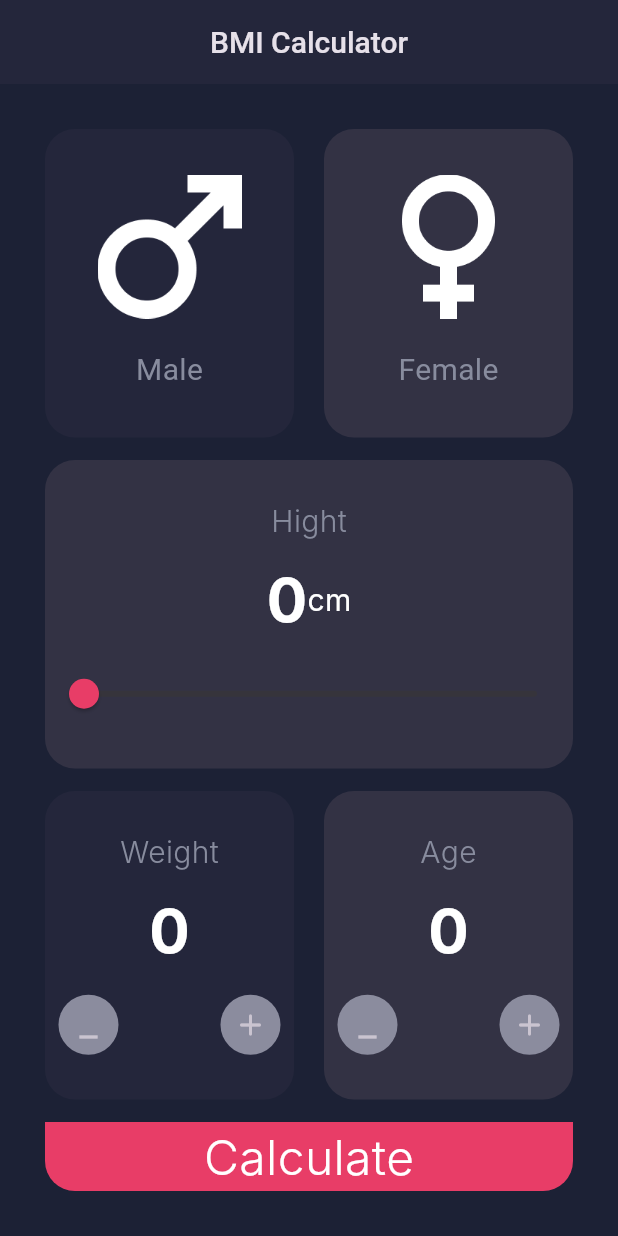
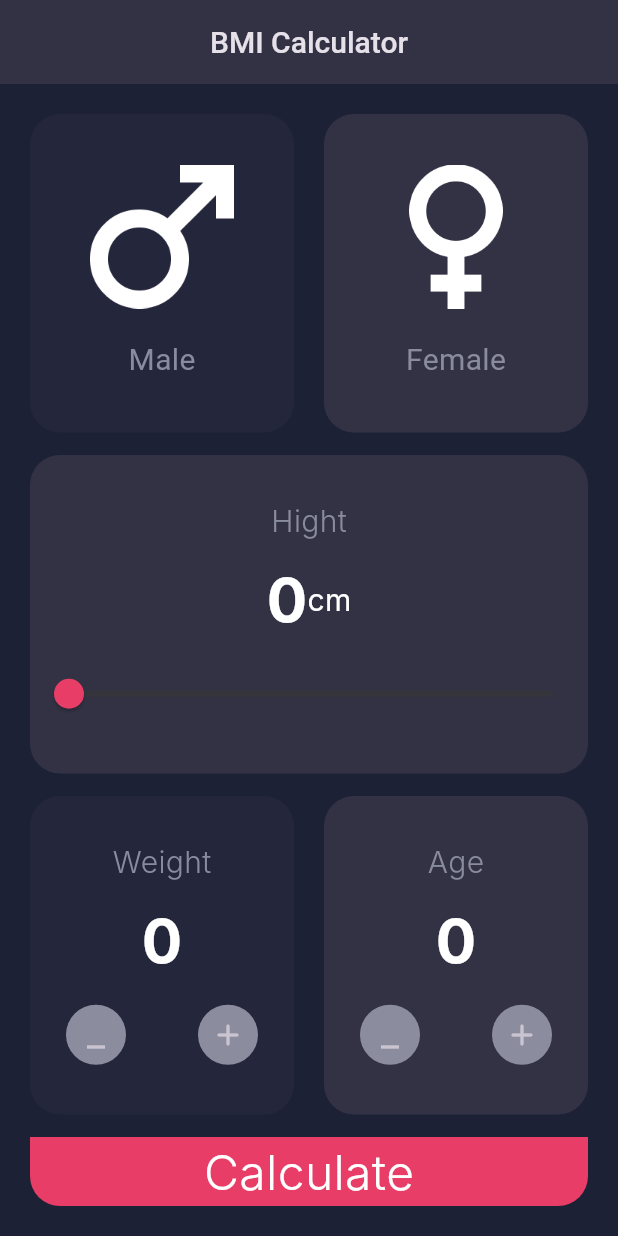
Before and after one commit to Broken2o/BMI_Calculator, a Flutter app: the screen it shows after launch, on a phone screen of 412 x 824 dp. Run offline on Flutter 3.47's test engine with Material 3 defaults, Android fonts, the phone set to English and light mode, and no system bars; Roboto replaces fonts that are missing (Inter).

Commit message:
finish app

```diff
--- a/lib/views/home.dart
+++ b/lib/views/home.dart
@@ -21,7 +21,7 @@ class _HomeScreenState extends State<HomeScreen> {
   Widget build(BuildContext context) {
     return Scaffold(
       appBar: AppBar(
-          backgroundColor: const Color(0xff24263B),
+          backgroundColor: const Color(0xff333244),
        centerTitle: true,
       title: const Text(
         "BMI Calculator",
@@ -32,7 +32,7 @@ class _HomeScreenState extends State<HomeScreen> {
       body: Container(
         color: const Color(0xff1C2135),
         child: Padding(
-          padding: const EdgeInsets.all(30.0),
+          padding: const EdgeInsets.all(20.0),
           child: Column(
             children: [
               Expanded(
@@ -205,12 +205,12 @@ class _HomeScreenState extends State<HomeScreen> {
                   classification = "Underweight";
                   description = "You Have A Underweight Body Weight ";
                 }
-                else if (result <26.0)
+                else if (result <25.1)
                 {
                   classification = "Normal";
                   description = "You Have A Normal Body Weight , Good Job";
                 }
-                else if (result <31.0)
+                else if (result <30.1)
                 {
                   classification = "Overweight";
                   description = "You Have A Overweight Body Weight ";
--- a/lib/views/result.dart
+++ b/lib/views/result.dart
@@ -19,7 +19,7 @@ class _ResultScreenState extends State<ResultScreen> {
   Widget build(BuildContext context) {
     return Scaffold(
       appBar: AppBar(
-        backgroundColor: const Color(0xff24263B),
+        backgroundColor: const Color(0xff333244),
         centerTitle: true,
         title: const Text(
           "BMI Calculator",
--- a/lib/widget/Button_Calculator.dart
+++ b/lib/widget/Button_Calculator.dart
@@ -30,7 +30,5 @@ class ButtonCalculator extends StatelessWidget {
                   fontFamily: "Inter",
                 ),),]
             )
-
-
       ),
     );}}
--- a/lib/widget/Weight_Age.dart
+++ b/lib/widget/Weight_Age.dart
@@ -56,7 +56,7 @@ class _WeightAgeState extends State<WeightAge> {
                       backgroundColor: MaterialStatePropertyAll<Color>(Color(0xff8B8C9E),)
                   ),
                 ),
-                const SizedBox(width: 60,),
+                const SizedBox(width: 40,),
                 IconButton(
                     icon: const Icon(Icons.add_rounded),
                   style: const ButtonStyle(
```
